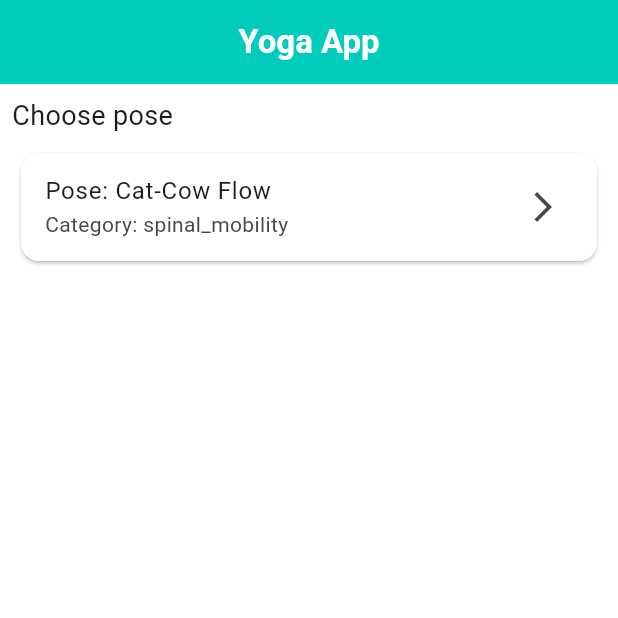
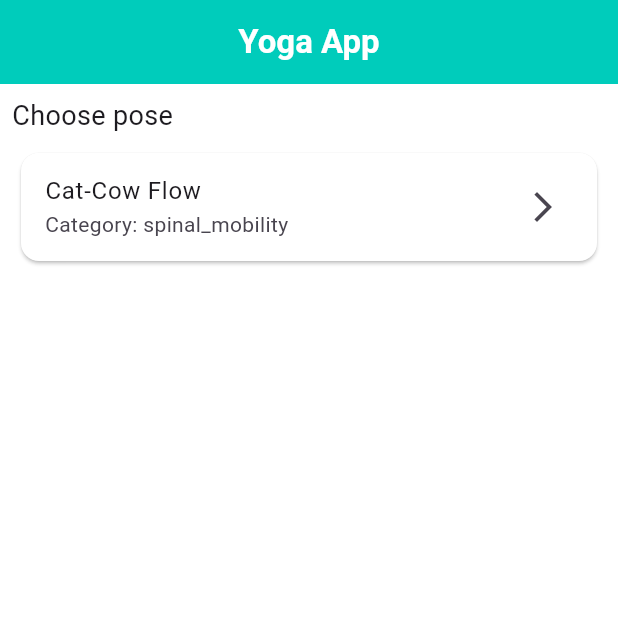
Before and after one commit to H4R1-4926/yoga_session_app_assignment, a Flutter app: the screen it shows after launch, on a phone screen of 412 x 824 dp, the top half of it. Run offline on Flutter 3.47's test engine with Material 3 defaults, Android fonts, the phone set to English and light mode, and no system bars; our stand-ins replace bloc, flutter_bloc, freezed_annotation, just_audio, simple_circular_progress_bar.

Commit message:
removed 'pose'from the field

```diff
--- a/lib/Presentation/Home/homepage.dart
+++ b/lib/Presentation/Home/homepage.dart
@@ -45,7 +45,7 @@ class HomePage extends StatelessWidget {
                       child: Card(
                         color: Colors.white,
                         child: ListTile(
-                          title: Text('Pose: ${pose.metadata?.title}'),
+                          title: Text('${pose.metadata?.title}'),
                           subtitle: Text(
                             'Category: ${pose.metadata?.category}',
                           ),
```
